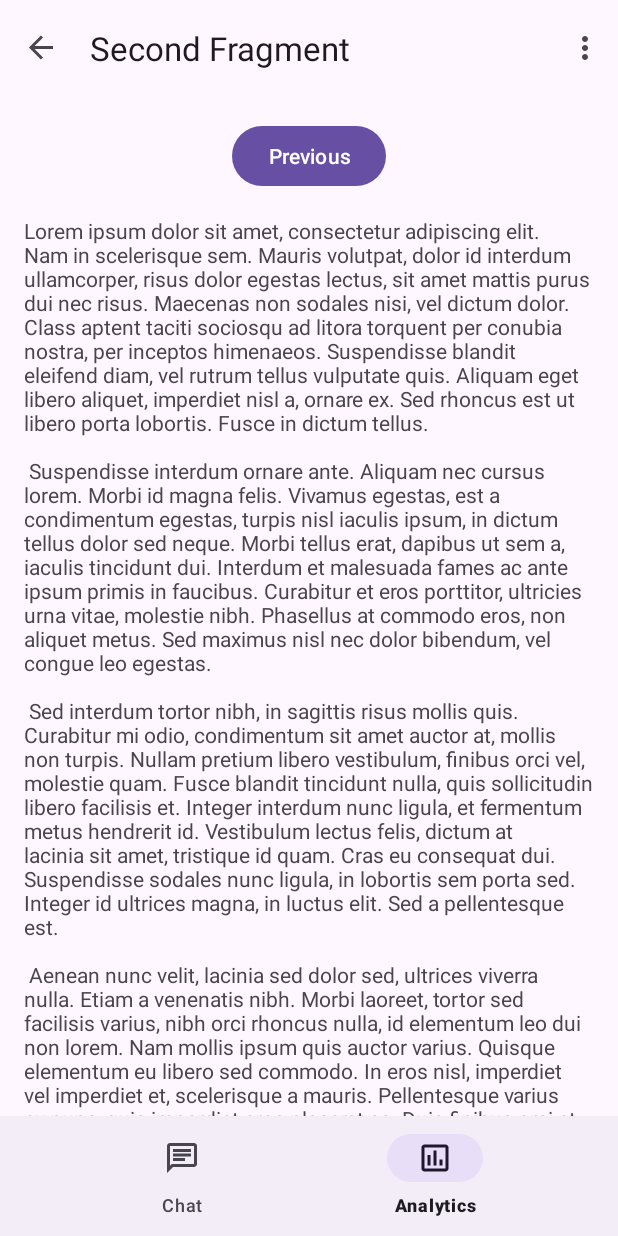
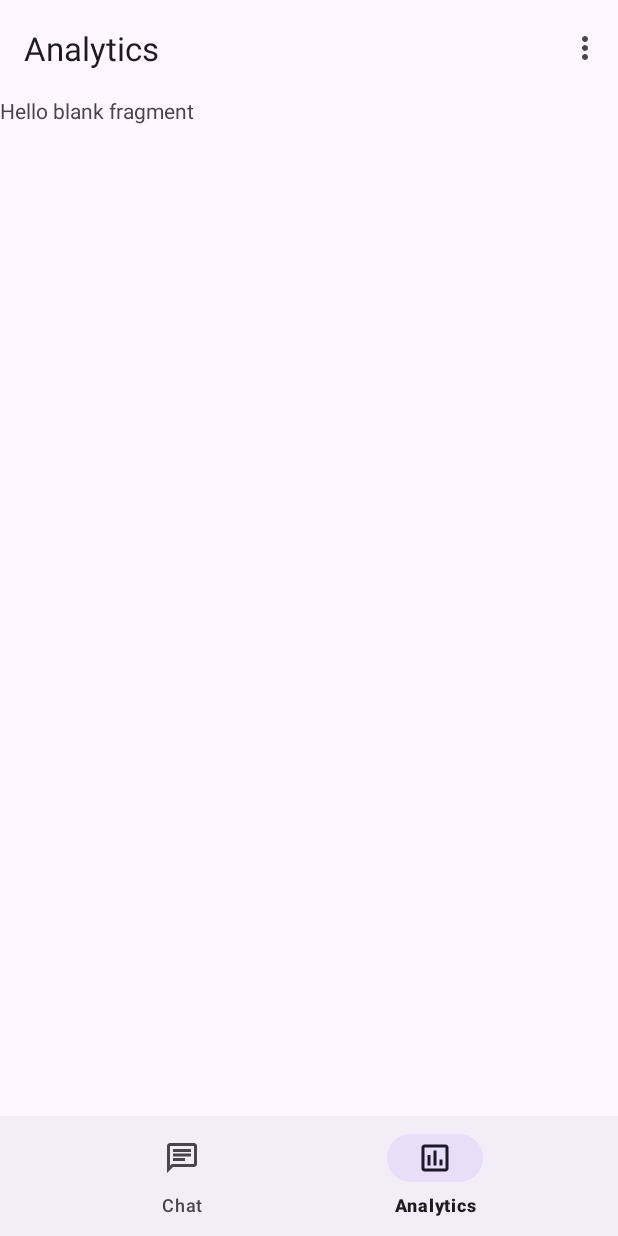
Before and after one commit to Walnit/OskiHealth, an Android app: the screen it shows after launch (MainActivity), item 2 of the bottom bar chosen, on a phone screen of 412 x 824 dp. Run offline under Robolectric (Android 15) with nearby library versions, the light colour scheme and no system bars; our stand-ins replace Volley, navigation-ui; network calls fail.

Commit message:
added analytics fragment, refactored some code

```diff
--- a/app/build.gradle
+++ b/app/build.gradle
@@ -38,7 +38,7 @@ android {
 dependencies {
 
     implementation 'com.android.volley:volley:1.2.1'
-    implementation 'com.google.code.gson:gson:2.9.0'
+    implementation 'com.google.code.gson:gson:2.10.1'
 
     implementation 'androidx.core:core-ktx:1.10.0'
     implementation 'androidx.appcompat:appcompat:1.6.1'
--- /dev/null
+++ b/app/src/main/java/com/glyph/oskihealth/AnalyticsFragment.kt
@@ -0,0 +1,23 @@
+package com.glyph.oskihealth
+
+import android.os.Bundle
+import androidx.fragment.app.Fragment
+import android.view.LayoutInflater
+import android.view.View
+import android.view.ViewGroup
+
+/**
+ * A simple [Fragment] subclass.
+ * Use the [AnalyticsFragment.newInstance] factory method to
+ * create an instance of this fragment.
+ */
+class AnalyticsFragment : Fragment() {
+
+    override fun onCreateView(
+        inflater: LayoutInflater, container: ViewGroup?,
+        savedInstanceState: Bundle?
+    ): View? {
+        // Inflate the layout for this fragment
+        return inflater.inflate(R.layout.fragment_analytics, container, false)
+    }
+}
--- a/app/src/main/java/com/glyph/oskihealth/MainActivity.kt
+++ b/app/src/main/java/com/glyph/oskihealth/MainActivity.kt
@@ -34,7 +34,7 @@ class MainActivity : AppCompatActivity() {
         val navHostFragment =
             supportFragmentManager.findFragmentById(R.id.nav_host_fragment) as NavHostFragment
         val navController = navHostFragment.navController
-        appBarConfiguration = AppBarConfiguration(navController.graph)
+        appBarConfiguration = AppBarConfiguration(setOf(R.id.chatFragment, R.id.analyticsFragment))
         setupActionBarWithNavController(navController, appBarConfiguration)
         binding.bottomNavigation.setupWithNavController(navController)
     }
--- a/app/src/main/java/com/glyph/oskihealth/MessagesFragment.kt
+++ b/app/src/main/java/com/glyph/oskihealth/MessagesFragment.kt
@@ -8,7 +8,6 @@ import androidx.recyclerview.widget.RecyclerView
 import android.view.LayoutInflater
 import android.view.View
 import android.view.ViewGroup
-import com.glyph.oskihealth.placeholder.PlaceholderContent
 
 /**
  * A fragment representing a list of Items.
--- a/app/src/main/java/com/glyph/oskihealth/MessagesRecyclerViewAdapter.kt
+++ b/app/src/main/java/com/glyph/oskihealth/MessagesRecyclerViewAdapter.kt
@@ -6,7 +6,6 @@ import android.view.View
 import android.view.ViewGroup
 import android.widget.TextView
 
-import com.glyph.oskihealth.placeholder.PlaceholderContent.PlaceholderItem
 import com.glyph.oskihealth.databinding.FragmentMessagesItemBinding
 
 /**
--- /dev/null
+++ b/app/src/main/res/layout/fragment_analytics.xml
@@ -0,0 +1,14 @@
+<?xml version="1.0" encoding="utf-8"?>
+<FrameLayout xmlns:android="http://schemas.android.com/apk/res/android"
+    xmlns:tools="http://schemas.android.com/tools"
+    android:layout_width="match_parent"
+    android:layout_height="match_parent"
+    tools:context=".AnalyticsFragment">
+
+    <!-- TODO: Update blank fragment layout -->
+    <TextView
+        android:layout_width="match_parent"
+        android:layout_height="match_parent"
+        android:text="@string/hello_blank_fragment" />
+
+</FrameLayout>
--- a/app/src/main/res/menu/bottom_navigation_menu.xml
+++ b/app/src/main/res/menu/bottom_navigation_menu.xml
@@ -6,7 +6,7 @@
         android:icon="@drawable/outline_chat_24"
         android:title="Chat"/>
     <item
-        android:id="@+id/SecondFragment"
+        android:id="@+id/analyticsFragment"
         android:enabled="true"
         android:icon="@drawable/outline_insert_chart_outlined_24"
         android:title="Analytics"/>
--- a/app/src/main/res/navigation/nav_graph.xml
+++ b/app/src/main/res/navigation/nav_graph.xml
@@ -39,4 +39,9 @@
         android:name="com.glyph.oskihealth.MessagesFragment"
         android:label="Messages"
         tools:layout="@layout/fragment_messages_list" />
+    <fragment
+        android:id="@+id/analyticsFragment"
+        android:name="com.glyph.oskihealth.AnalyticsFragment"
+        android:label="Analytics"
+        tools:layout="@layout/fragment_analytics" />
 </navigation>
--- a/app/src/main/res/values/strings.xml
+++ b/app/src/main/res/values/strings.xml
@@ -43,4 +43,6 @@
         libero vel nunc consequat, quis tincidunt nisl eleifend. Cras bibendum enim a justo luctus
         vestibulum. Fusce dictum libero quis erat maximus, vitae volutpat diam dignissim.
     </string>
+    <!-- TODO: Remove or change this placeholder text -->
+    <string name="hello_blank_fragment">Hello blank fragment</string>
 </resources>
```
Also changed, not shown: app/src/main/java/com/glyph/oskihealth/placeholder/PlaceholderContent.kt (deleted, +0 -57 lines), app/src/main/res/layout/fragment_messages_list.xml (+6 -4 lines).
